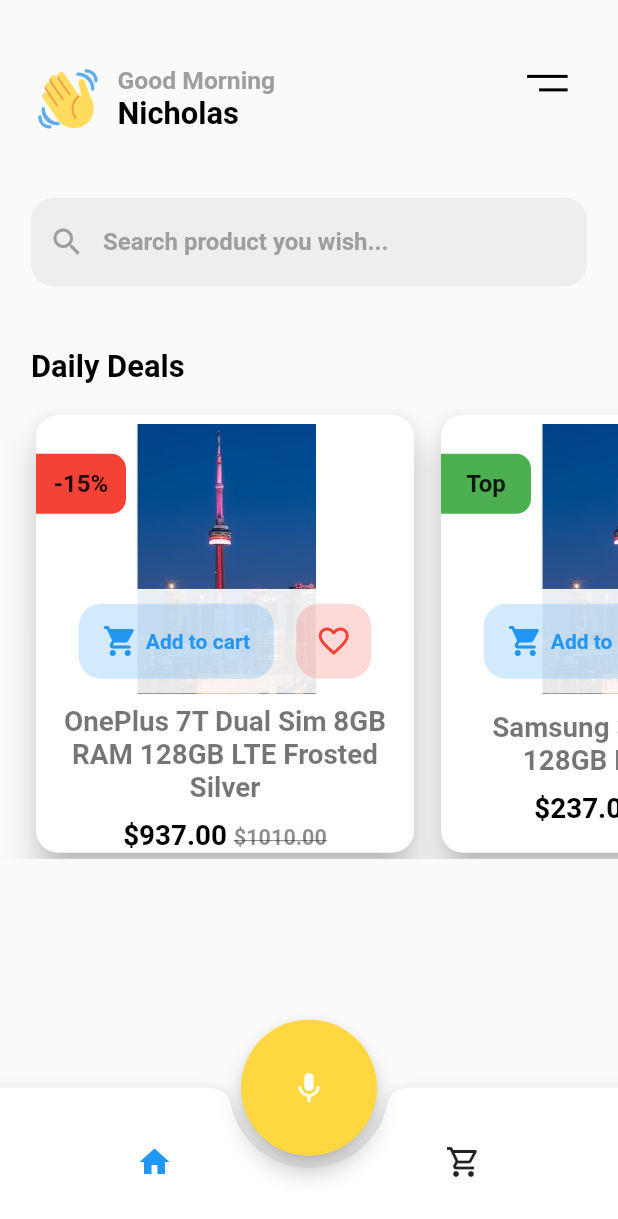
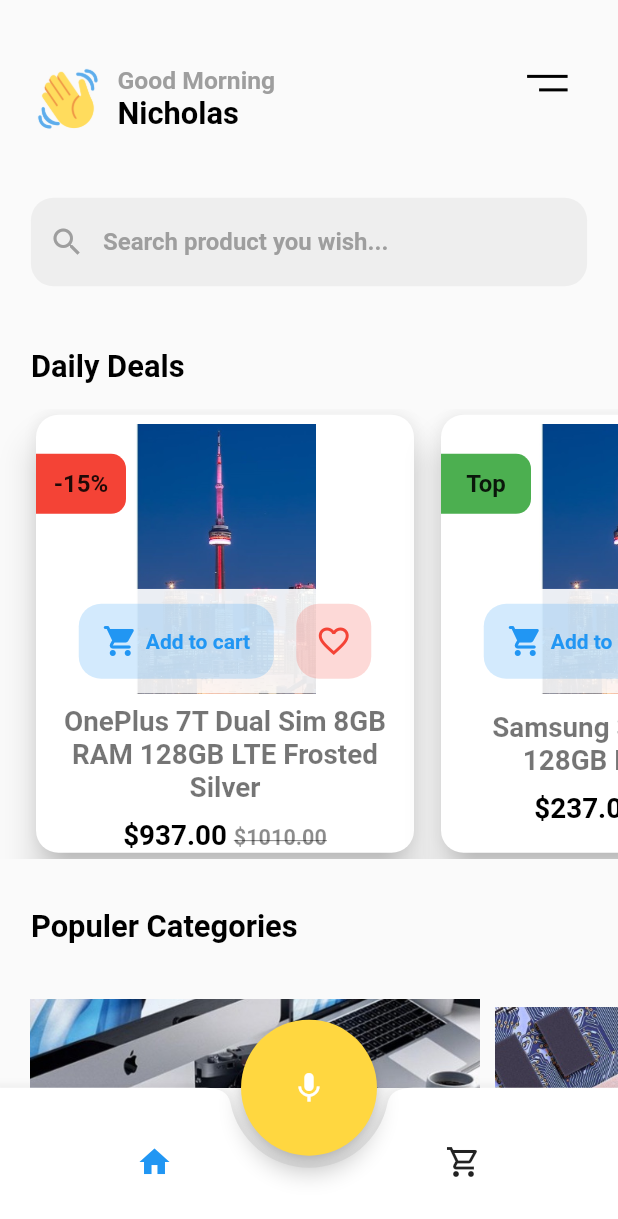
Before and after one commit to atiqrs/atiqur_rahman, a Flutter app: the screen it shows after launch, on a phone screen of 412 x 824 dp. Shown: the top 1219 px of the screen. Run offline on Flutter 3.47's test engine with Material 2 defaults, Android fonts, the phone set to English and light mode, and no system bars.

Commit message:
landing page is done

```diff
--- a/lib/pages/landing_home_page.dart
+++ b/lib/pages/landing_home_page.dart
@@ -6,6 +6,7 @@ import 'package:flutter/cupertino.dart';
 
 import '../widget/daily_deal_card.dart';
 import '../widget/drawer.dart';
+import '../widget/populer_category_card.dart';
 
 class LandingHomePage extends StatefulWidget {
   const LandingHomePage({Key? key}) : super(key: key);
@@ -17,6 +18,7 @@ class LandingHomePage extends StatefulWidget {
 class _LandingHomePageState extends State<LandingHomePage> {
   final double marginValOfMainConteiner = 8.0;
   final double circularBorderRadiusValOfMainConteiner = 15.0;
+  final double circularBorderRadiusValOfPopulerConteiner = 25.0;
   final String username = 'Nicholas';
   static const String helloIconPath = 'assets/icon/hand.png';
 
@@ -123,7 +125,9 @@ class _LandingHomePageState extends State<LandingHomePage> {
             scrollDirection: Axis.horizontal,
             child: Row(
               children: <Widget>[
-                const SizedBox(width: 20,),
+                const SizedBox(
+                  width: 20,
+                ),
                 DailyDealCart(
                   circularBorderRadiusValOfMainConteiner: circularBorderRadiusValOfMainConteiner,
                   image: Image.asset(
@@ -153,6 +157,43 @@ class _LandingHomePageState extends State<LandingHomePage> {
               ],
             ),
           ),
+
+          Padding(
+            padding: EdgeInsets.fromLTRB(width * 0.05, height * 0.04, width * 0.05, height * 0.02),
+            child: Row(children: [
+              Text(
+                'Populer Categories',
+                style: TextStyle(fontSize: width * 0.05, color: Colors.black, fontWeight: FontWeight.bold),
+              ),
+            ]),
+          ),
+
+          // populer card
+          SingleChildScrollView(
+            scrollDirection: Axis.horizontal,
+            child: Row(
+              children: <Widget>[
+                const SizedBox(
+                  width: 20,
+                ),
+                PopulerCategoryCard(
+                    circularBorderRadiusValOfPopulerConteiner: circularBorderRadiusValOfPopulerConteiner,
+                    image: 'assets/populer_cat/apple.jpeg',
+                    productName: 'Apple'),
+                PopulerCategoryCard(
+                    circularBorderRadiusValOfPopulerConteiner: circularBorderRadiusValOfPopulerConteiner,
+                    image: 'assets/populer_cat/samsung.jpeg',
+                    productName: 'Samsung'),
+              ],
+            ),
+          ),
+          // Padding(
+          //   padding: EdgeInsets.fromLTRB(width * 0.05, , width * 0.05, height * 0.02),
+          //   child:
+          // ),
+          SizedBox(
+            height: height * 0.02
+          )
         ],
       ),
     ));
--- /dev/null
+++ b/lib/widget/populer_category_card.dart
@@ -0,0 +1,45 @@
+import 'package:flutter/material.dart';
+
+class PopulerCategoryCard extends StatelessWidget {
+  final String image;
+  final double circularBorderRadiusValOfPopulerConteiner;
+  final String productName;
+  const PopulerCategoryCard({
+    Key? key,
+    required this.image,
+    required this.circularBorderRadiusValOfPopulerConteiner,
+    required this.productName,
+  }) : super(key: key);
+
+  @override
+  Widget build(BuildContext context) {
+    Size size = MediaQuery.of(context).size;
+    double height = size.height;
+    double width = size.width;
+
+    return Container(
+      height: 210,
+      width: 300,
+      margin: const EdgeInsets.fromLTRB(0, 0, 10, 0),
+      decoration: const BoxDecoration(
+                        borderRadius: BorderRadius.all(Radius.circular(25))
+                        ),
+
+      child: Stack(
+        children: [
+          Image.asset(
+            image,
+            fit: BoxFit.contain,
+            height: 210,
+            width: 300,
+          ),
+          Positioned(
+            top: 105,
+            left: 50,
+            child: Text(productName, textAlign: TextAlign.center, style: const TextStyle(fontSize: 16, fontWeight: FontWeight.bold, color: Colors.white)),
+          ),
+        ],
+      ),
+    );
+  }
+}
--- a/pubspec.yaml
+++ b/pubspec.yaml
@@ -61,6 +61,8 @@ flutter:
   assets:
     - assets/icon/hand.png
     - assets/product.jpeg
+    - assets/populer_cat/apple.jpeg
+    - assets/populer_cat/samsung.jpeg
 
   #   - images/a_dot_ham.jpeg
 
```
Also changed, not shown: assets/populer_cat/apple.jpeg (added), assets/populer_cat/samsung.jpeg (added).
